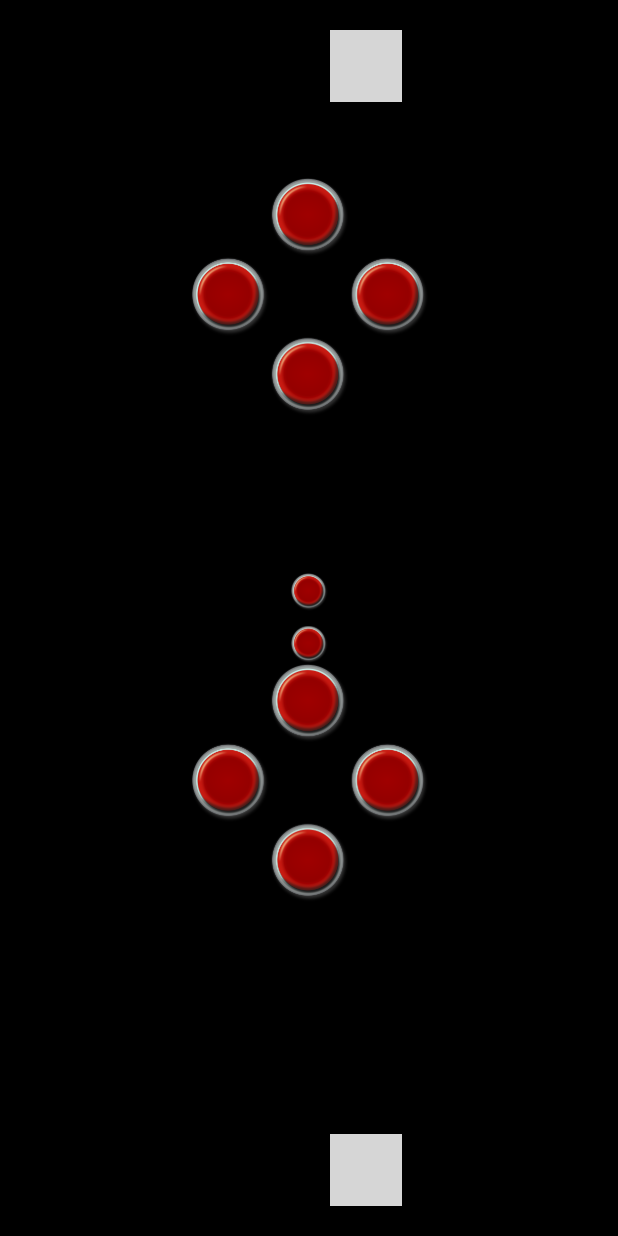
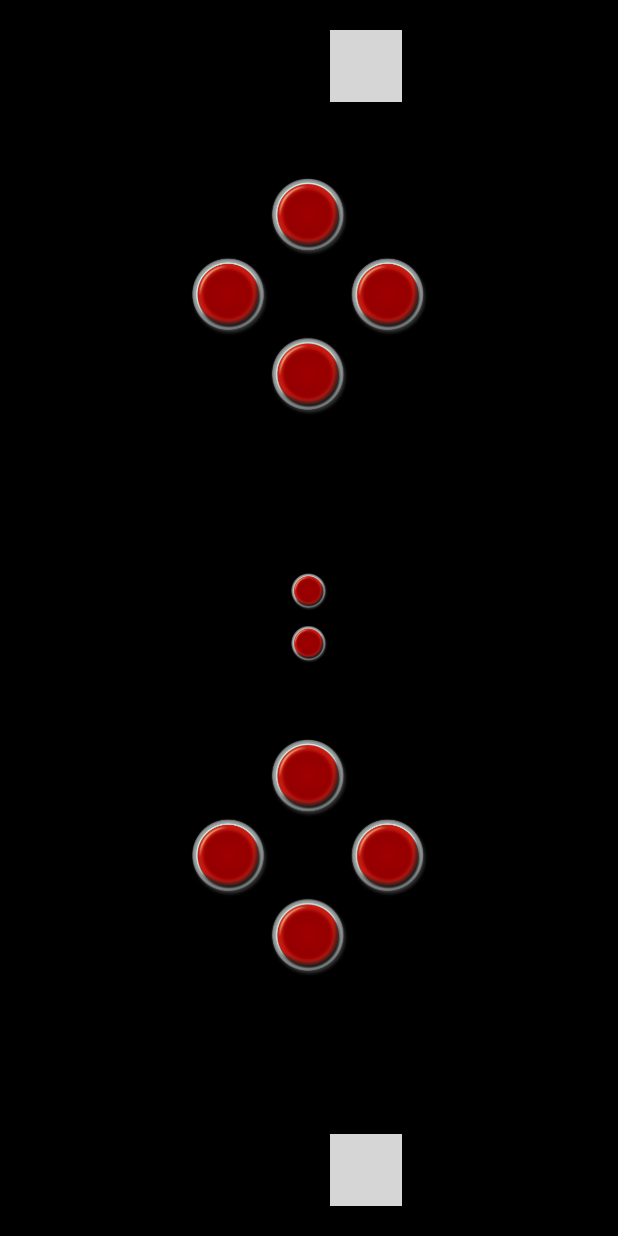
Before and after one commit to korkie9/controll_me_daddy_client, a Flutter app: the screen it shows after launch, on a phone screen of 412 x 824 dp. Run offline on Flutter 3.47's test engine with Material 3 defaults, Android fonts, the phone set to English and light mode, and no system bars; our stand-ins replace sensors_plus; missing offline and left inert: flutter_joystick; statements that could not run were skipped; grey boxes are pictures that could not be loaded.

Commit message:
chore(main): fix controller spacing

```diff
--- a/lib/main.dart
+++ b/lib/main.dart
@@ -145,6 +145,7 @@ class _ControllMeDaddyState extends State<ControllMeDaddyState> {
               }),
               values: [308, 307, 305, 304],
             ),
+            const SizedBox(height: 50), //here
             SizedBox(
               height: 25,
               child: GameButton(
@@ -169,6 +170,7 @@ class _ControllMeDaddyState extends State<ControllMeDaddyState> {
               ),
             ),
 
+            const SizedBox(height: 50), // hereeeeeee
             Pad(
               onPress: ((value) {
                 _sendKeyPress(value);
```
